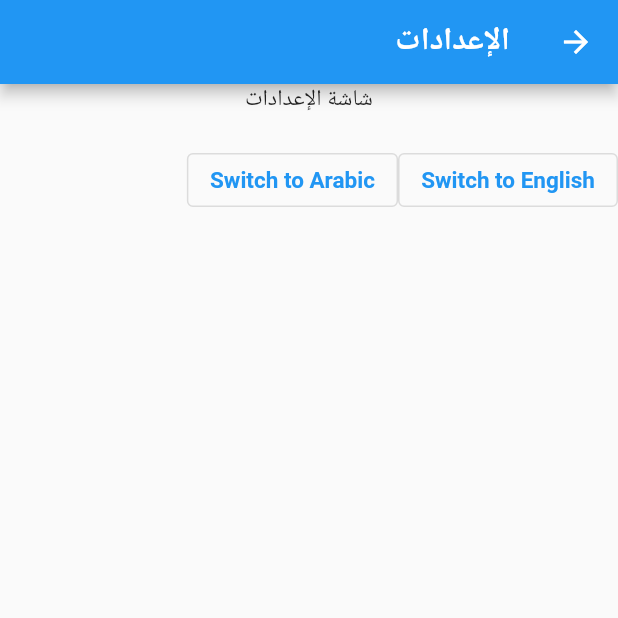
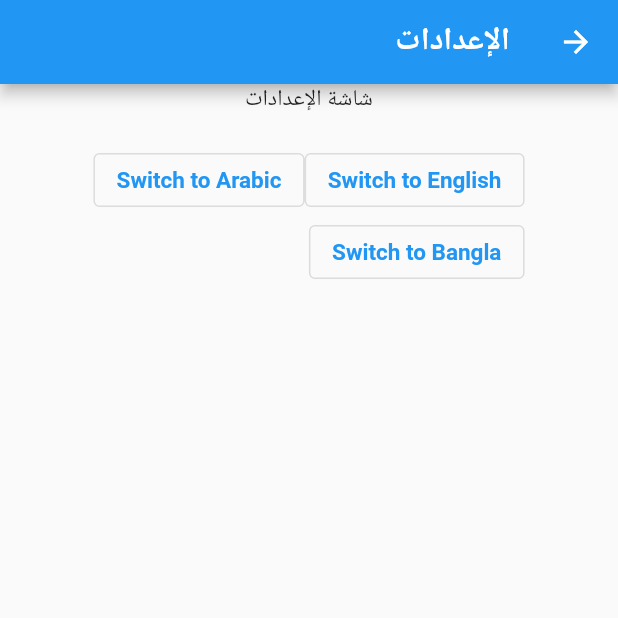
Before and after one commit to Eleaus-Hossain-Evan/flutter_localization, a Flutter app: the Settings screen opened by its route, on a phone screen of 412 x 824 dp, the top half of it. Run offline on Flutter 3.47's test engine with Material 2 defaults, Android fonts, the phone set to English and light mode, and no system bars; our stand-ins replace shared_preferences; accounts and stored records are empty; generated files the repository leaves out were written again.

Commit message:
add bangle language

```diff
--- a/lib/screens/settings.dart
+++ b/lib/screens/settings.dart
@@ -21,7 +21,7 @@ class _SettingsState extends State<Settings> {
           children: [
             Text(t.settingsScreen),
             const SizedBox(height: 20),
-            Row(
+            Wrap(
               children: [
                 OutlinedButton(
                   onPressed: () {
@@ -41,6 +41,15 @@ class _SettingsState extends State<Settings> {
                   },
                   child: const Text('Switch to Arabic'),
                 ),
+                OutlinedButton(
+                  onPressed: () {
+                    // lookupAppLocalizations(const Locale("ar"));
+                    setState(() {
+                      MyApp.setLocale(context, Locale("bn", ""));
+                    });
+                  },
+                  child: const Text('Switch to Bangla'),
+                ),
               ],
             ),
           ],
```
Also changed, not shown: lib/l10n/app_bn.arb (added, +20 -0 lines), lib/main.dart (+3 -6 lines).
